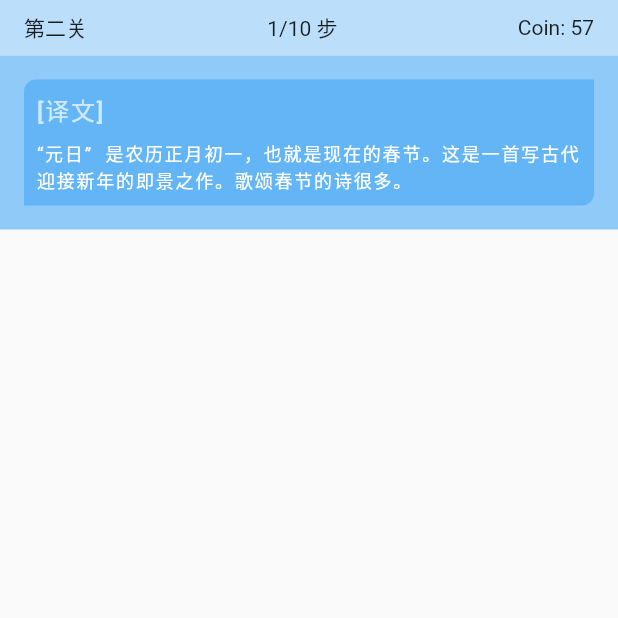
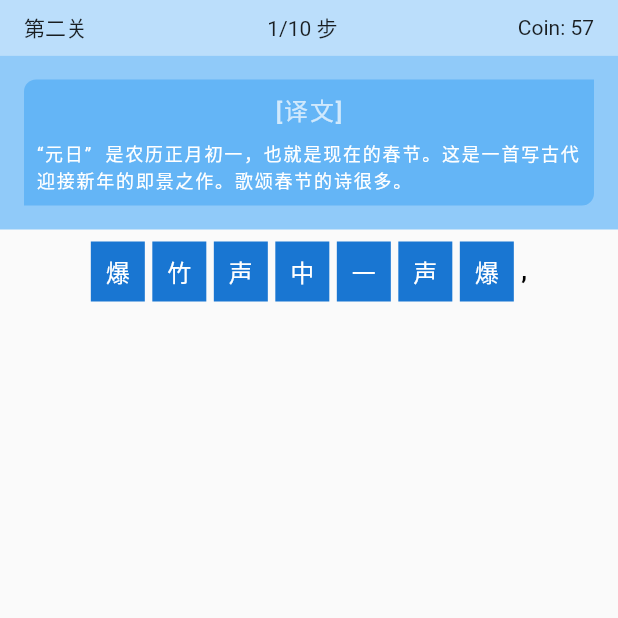
Before and after one commit to CodesAreHonest/poem-and-strings, a Flutter app: the screen it shows after launch, on a phone screen of 412 x 824 dp, the top half of it. Run offline on Flutter 3.47's test engine with Material 2 defaults, Android fonts, the phone set to English and light mode, and no system bars.

Commit message:
[Stage Body] - Completed

```diff
--- a/lib/screens/difficult_stage/stage_one.dart
+++ b/lib/screens/difficult_stage/stage_one.dart
@@ -1,4 +1,7 @@
 import "package:flutter/material.dart";
+import 'widgets/translation.dart';
+import "widgets/header.dart";
+import "widgets/game_body.dart";
 
 class DifficultStageOne extends StatelessWidget {
   @override
@@ -7,50 +10,9 @@ class DifficultStageOne extends StatelessWidget {
         body: SafeArea(
             child: Container(
                 child: Column(children: <Widget>[
-      Container(
-        decoration: BoxDecoration(color: Colors.blue[100]),
-        padding: EdgeInsets.symmetric(vertical: 8.0, horizontal: 16.0),
-        child: Row(
-          mainAxisAlignment: MainAxisAlignment.spaceBetween,
-          children: <Widget>[
-            Text('第二关'),
-            Text('1/10 步'),
-            Text('Coin: 57'),
-          ],
-        ),
-      ),
-      Container(
-        decoration: BoxDecoration(color: Colors.blue[200]),
-        padding: EdgeInsets.all(16.0),
-        width: MediaQuery.of(context).size.width,
-        child: Container(
-          width: 100,
-          padding: EdgeInsets.all(8.0),
-          child: Column(
-            crossAxisAlignment: CrossAxisAlignment.start,
-            children: <Widget>[
-              Text('[译文]',
-                  style: TextStyle(
-                      fontWeight: FontWeight.w500,
-                      color: Colors.white70,
-                      fontSize: 16,
-                      letterSpacing: 1.2)),
-              SizedBox(height: 8.0),
-              Text(
-                  '“元日”  是农历正月初一，也就是现在的春节。'
-                  '这是一首写古代迎接新年的即景之作。'
-                  '歌颂春节的诗很多。',
-                  style: TextStyle(
-                      color: Colors.white, fontSize: 12, letterSpacing: 1.2)),
-            ],
-          ),
-          decoration: BoxDecoration(
-              color: Colors.blue[300],
-              borderRadius: BorderRadius.only(
-                  topLeft: Radius.circular(8.0),
-                  bottomRight: Radius.circular(8.0))),
-        ),
-      )
+      DifficultStageHeader(),
+      DifficultStageTranslation(),
+      DifficultGameBody(),
     ]))));
   }
 }
--- /dev/null
+++ b/lib/screens/difficult_stage/widgets/game_body.dart
@@ -0,0 +1,69 @@
+import "package:flutter/material.dart";
+import 'package:flutter/painting.dart';
+
+class DifficultGameBody extends StatefulWidget {
+  @override
+  _GameBodyState createState() => _GameBodyState();
+}
+
+class StageCharacter {
+  final int x;
+  final int y;
+  final String character;
+  final bool selected;
+
+  const StageCharacter(this.x, this.y, this.character, this.selected);
+}
+
+class _GameBodyState extends State<DifficultGameBody> {
+  final List<StageCharacter> data = [
+    StageCharacter(0, 0, "爆", false),
+    StageCharacter(1, 0, "竹", false),
+    StageCharacter(2, 0, "声", false),
+    StageCharacter(3, 0, "中", false),
+    StageCharacter(4, 0, "一", false),
+    StageCharacter(5, 0, "声", false),
+    StageCharacter(6, 0, "爆", false),
+  ];
+
+  List<Widget> getWordsArrangement(List<StageCharacter> words) {
+    List<Widget> wordList = new List<Widget>();
+    List<StageCharacter> firstRow =
+        words.where((StageCharacter item) => item.y == 0).toList();
+
+    for (int i = 0; i < firstRow.length; i++) {
+      String character = firstRow[i].character;
+
+      wordList.add(Container(
+          color: Colors.blue[700],
+          padding: EdgeInsets.symmetric(horizontal: 10.0, vertical: 8.0),
+          child: Text(character,
+              style: TextStyle(color: Colors.white, fontSize: 16.0))));
+    }
+
+    wordList.add(Container(
+        color: Colors.transparent,
+        padding: EdgeInsets.fromLTRB(0, 10, 0, 0),
+        child: Text(",",
+            style: TextStyle(
+                color: Colors.black,
+                fontSize: 16.0,
+                fontWeight: FontWeight.w600))));
+
+    return wordList;
+  }
+
+  @override
+  Widget build(BuildContext context) {
+    return Container(
+        child: Padding(
+      padding: EdgeInsets.all(8.0),
+      child: Container(
+          child: Wrap(
+        spacing: 5.0,
+        runSpacing: 10.0,
+        children: [...getWordsArrangement(data)],
+      )),
+    ));
+  }
+}
--- /dev/null
+++ b/lib/screens/difficult_stage/widgets/header.dart
@@ -0,0 +1,24 @@
+import "package:flutter/material.dart";
+
+class DifficultStageHeader extends StatefulWidget {
+  @override
+  _DifficultStageHeaderState createState() => _DifficultStageHeaderState();
+}
+
+class _DifficultStageHeaderState extends State<DifficultStageHeader> {
+  @override
+  Widget build(BuildContext context) {
+    return Container(
+      decoration: BoxDecoration(color: Colors.blue[100]),
+      padding: EdgeInsets.symmetric(vertical: 8.0, horizontal: 16.0),
+      child: Row(
+        mainAxisAlignment: MainAxisAlignment.spaceBetween,
+        children: <Widget>[
+          Text('第二关'),
+          Text('1/10 步'),
+          Text('Coin: 57'),
+        ],
+      ),
+    );
+  }
+}
--- /dev/null
+++ b/lib/screens/difficult_stage/widgets/translation.dart
@@ -0,0 +1,48 @@
+import "package:flutter/material.dart";
+
+class DifficultStageTranslation extends StatelessWidget {
+  const DifficultStageTranslation({
+    Key key,
+  }) : super(key: key);
+
+  @override
+  Widget build(BuildContext context) {
+    return Container(
+      decoration: BoxDecoration(color: Colors.blue[200]),
+      padding: EdgeInsets.all(16.0),
+      width: MediaQuery.of(context).size.width,
+      child: Container(
+        width: 100,
+        padding: EdgeInsets.all(8.0),
+        child: Column(
+          crossAxisAlignment: CrossAxisAlignment.start,
+          children: <Widget>[
+            Container(
+                child: Column(
+              children: <Widget>[
+                Text('[译文]',
+                    style: TextStyle(
+                        fontWeight: FontWeight.w500,
+                        color: Colors.white70,
+                        fontSize: 16,
+                        letterSpacing: 1.2)),
+                SizedBox(height: 8.0),
+                Text(
+                    '“元日”  是农历正月初一，也就是现在的春节。'
+                    '这是一首写古代迎接新年的即景之作。'
+                    '歌颂春节的诗很多。',
+                    style: TextStyle(
+                        color: Colors.white, fontSize: 12, letterSpacing: 1.2))
+              ],
+            )),
+          ],
+        ),
+        decoration: BoxDecoration(
+            color: Colors.blue[300],
+            borderRadius: BorderRadius.only(
+                topLeft: Radius.circular(8.0),
+                bottomRight: Radius.circular(8.0))),
+      ),
+    );
+  }
+}
--- a/pubspec.yaml
+++ b/pubspec.yaml
@@ -14,7 +14,7 @@ description: A new Flutter application.
 version: 1.0.0+1
 
 environment:
-  sdk: ">=2.1.0 <3.0.0"
+  sdk: ">=2.2.2 <3.0.0"
 
 dependencies:
   flutter:
```
